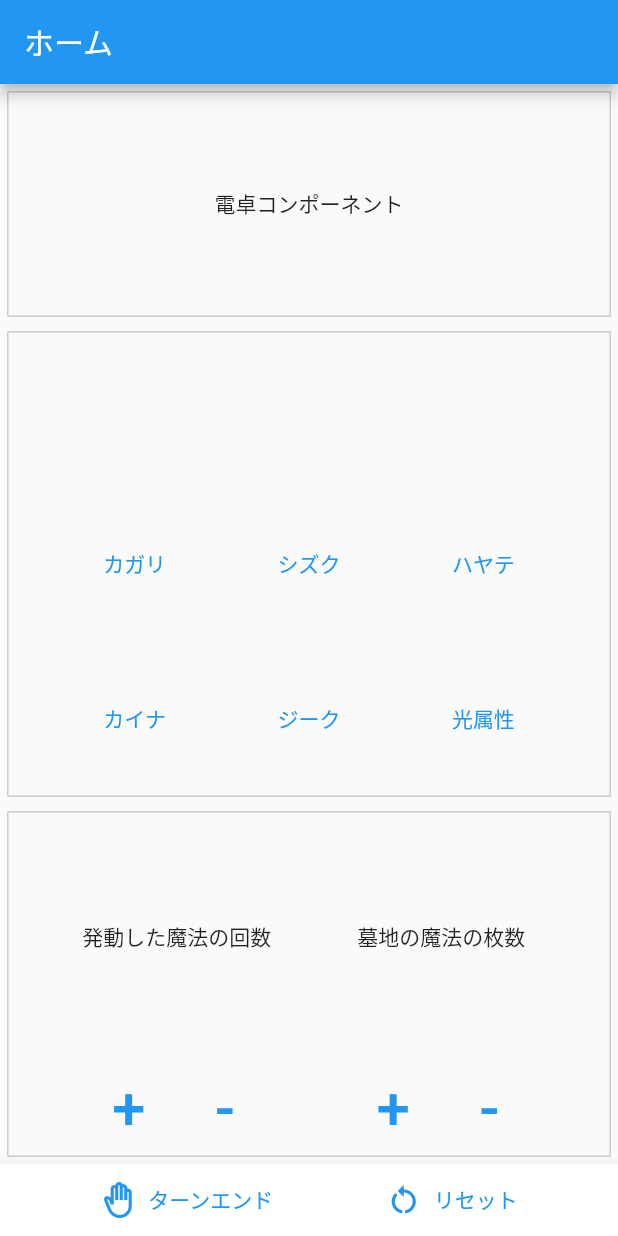
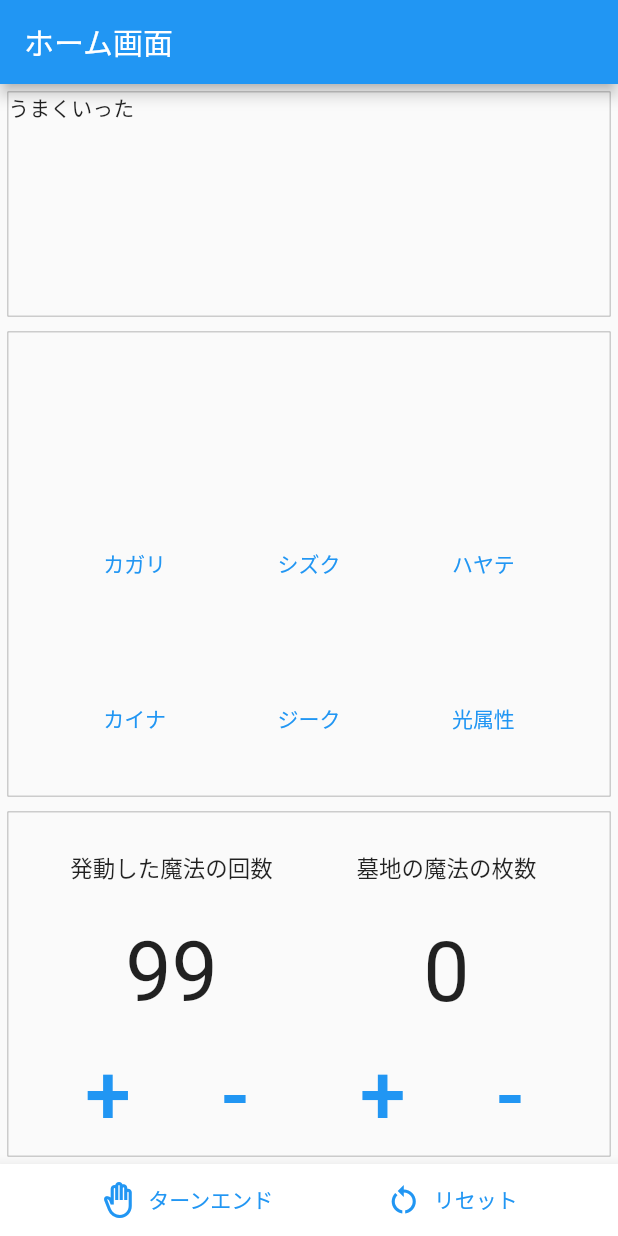
Before and after one commit to KeitaTaniuchi/sky_striker_app, a Flutter app: the screen it shows after launch, on a phone screen of 412 x 824 dp. Run offline on Flutter 3.47's test engine with Material 2 defaults, Android fonts, the phone set to English and light mode, and no system bars; our stand-ins replace flutter_riverpod.

Commit message:
外枠をコンポーネント化

```diff
--- a/lib/main.dart
+++ b/lib/main.dart
@@ -2,8 +2,6 @@ import 'package:flutter/material.dart';
 import 'package:flutter_riverpod/flutter_riverpod.dart';
 
 import 'src/app.dart';
-
-final helloWorldProvider = Provider((_) => 'Hello world');
 
 void main() {
   runApp(const ProviderScope(
--- a/lib/src/component/calculator.dart
+++ b/lib/src/component/calculator.dart
@@ -1,4 +1,6 @@
 import 'package:flutter/material.dart';
+
+import 'common/outer_border.dart';
 
 class Calculator extends StatelessWidget {
   const Calculator({Key? key}) : super(key: key);
@@ -10,19 +12,11 @@ class Calculator extends StatelessWidget {
           showDialog(
               context: context,
               builder: (context) {
-              return AlertDialog(
+                return const AlertDialog(
                   title: Text('電卓コンポーネントタップ時の動作確認'),
                 );
               });
         },
-      child: Container(
-        width: double.infinity,
-        margin: const EdgeInsets.all(5),
-        decoration: BoxDecoration(
-          border: Border.all(color: Colors.grey, width: 0.5),
-        ),
-        child: (const Center(child: Text('電卓コンポーネント'))),
-      ),
-    ));
+        child: const OuterBorder(insertionContents: Text('うまくいった'))));
   }
 }
--- /dev/null
+++ b/lib/src/component/common/outer_border.dart
@@ -0,0 +1,20 @@
+import 'package:flutter/material.dart';
+
+class OuterBorder extends StatelessWidget {
+  final insertionContents;
+
+  const OuterBorder({Key? key, required this.insertionContents})
+      : super(key: key);
+
+  @override
+  Widget build(BuildContext context) {
+    return Container(
+      width: double.infinity,
+      margin: const EdgeInsets.all(5),
+      decoration: BoxDecoration(
+        border: Border.all(color: Colors.grey, width: 0.5),
+      ),
+      child: insertionContents,
+    );
+  }
+}
--- a/lib/src/component/counter.dart
+++ b/lib/src/component/counter.dart
@@ -1,30 +1,31 @@
 import 'package:flutter/material.dart';
+import 'package:flutter_riverpod/flutter_riverpod.dart';
 
-class Counter extends StatelessWidget {
+import '../state/global_state.dart';
+import 'common/outer_border.dart';
+
+class Counter extends ConsumerWidget {
   const Counter({Key? key}) : super(key: key);
 
   @override
-  Widget build(BuildContext context) {
-    return (Container(
-      width: double.infinity,
-      margin: const EdgeInsets.all(5),
-      decoration: BoxDecoration(
-        border: Border.all(color: Colors.grey, width: 0.5),
-      ),
-      child: Row(
-          mainAxisAlignment: MainAxisAlignment.spaceEvenly,
-          children: const [
-            CounterView(title: '発動した魔法の回数'),
-            CounterView(title: '墓地の魔法の枚数'),
-          ]),
-    ));
+  Widget build(BuildContext context, WidgetRef ref) {
+    final int timesMagicUsed = ref.watch(timesMagicUsedStateState);
+    final int numberMagicGraveyard = ref.watch(numberMagicGraveyardState);
+    return (OuterBorder(
+        insertionContents:
+            Row(mainAxisAlignment: MainAxisAlignment.spaceEvenly, children: [
+      CounterView(title: '発動した魔法の回数', counter: timesMagicUsed),
+      CounterView(title: '墓地の魔法の枚数', counter: numberMagicGraveyard),
+    ])));
   }
 }
 
 class CounterView extends StatefulWidget {
   final String title;
+  final int counter;
 
-  const CounterView({Key? key, required this.title}) : super(key: key);
+  const CounterView({Key? key, required this.title, required this.counter})
+      : super(key: key);
 
   @override
   State<CounterView> createState() => _CounterViewState();
@@ -35,12 +36,21 @@ class _CounterViewState extends State<CounterView> {
   Widget build(BuildContext context) {
     return (Column(
       children: [
-        Expanded(flex: 5, child: (Center(child: Text(widget.title)))),
+        Expanded(
+            child: Center(
+                child:
+                    Text(widget.title, style: const TextStyle(fontSize: 15)))),
+        Expanded(
+            child: Text(
+          widget.counter.toString(),
+          style: const TextStyle(fontSize: 55),
+        )),
         Row(
           mainAxisAlignment: MainAxisAlignment.spaceEvenly,
-          children: const [
-            CounterButton(operationSymbol: '+'),
-            CounterButton(operationSymbol: '-'),
+          children: [
+            CounterButton(operationSymbol: '+', counterType: widget.title),
+            const Text('      '),
+            CounterButton(operationSymbol: '-', counterType: widget.title),
           ],
         ),
       ],
@@ -50,8 +60,10 @@ class _CounterViewState extends State<CounterView> {
 
 class CounterButton extends StatefulWidget {
   final String operationSymbol;
+  final String counterType;
 
-  const CounterButton({Key? key, required this.operationSymbol})
+  const CounterButton(
+      {Key? key, required this.operationSymbol, required this.counterType})
       : super(key: key);
 
   @override
@@ -63,18 +75,14 @@ class _CounterButtonState extends State<CounterButton> {
   Widget build(BuildContext context) {
     return (TextButton(
       onPressed: () {
-        showDialog(
-            context: context,
-            builder: (context) {
-              return AlertDialog(
-                title: Text(widget.operationSymbol),
-              );
-            });
+        if (widget.counterType == '発動した魔法の回数') {
+          if (widget.operationSymbol == '+') {}
+        }
       },
       child: Text(
         (widget.operationSymbol),
         style: const TextStyle(
-          fontSize: 40,
+          fontSize: 55,
         ),
       ),
     ));
--- a/lib/src/screens/home.dart
+++ b/lib/src/screens/home.dart
@@ -1,16 +1,17 @@
 import 'package:flutter/material.dart';
+import 'package:flutter_riverpod/flutter_riverpod.dart';
 
 import '../component/calculator.dart';
 import '../component/counter.dart';
 
-class HomeScreen extends StatelessWidget {
+class HomeScreen extends ConsumerWidget {
   const HomeScreen({Key? key}) : super(key: key);
 
   @override
-  Widget build(BuildContext context) {
+  Widget build(BuildContext context, WidgetRef ref) {
     return Scaffold(
       appBar: AppBar(
-        title: const Text('ホーム'),
+        title: const Text('ホーム画面'),
       ),
       body: const Body(),
       bottomNavigationBar: const BottomAppButton(),
--- /dev/null
+++ b/lib/src/state/global_state.dart
@@ -0,0 +1,4 @@
+import 'package:flutter_riverpod/flutter_riverpod.dart';
+
+final numberMagicGraveyardState = StateProvider<int>((ref) => 0);
+final timesMagicUsedStateState = StateProvider<int>((ref) => 99);
```
Lines whose indentation alone changed are shown as unchanged.
